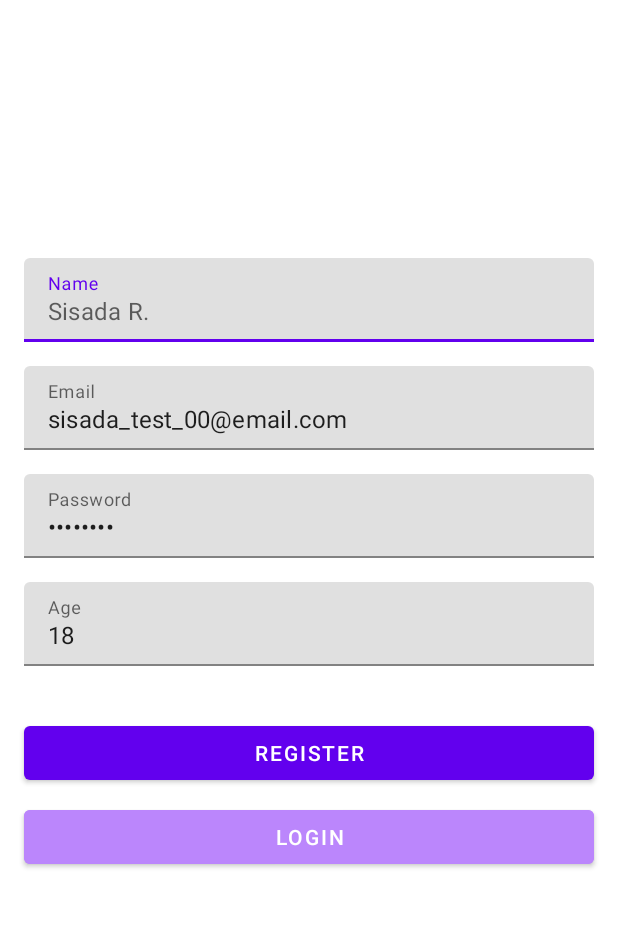
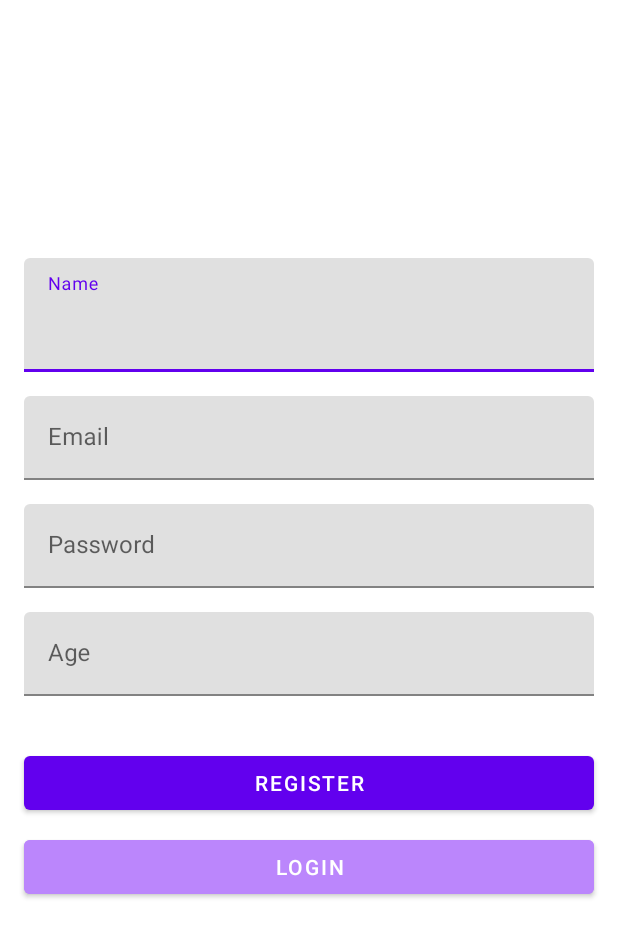
Before and after one commit to SisadaR/NeverSitUp_Todo, an Android app: the RegisterActivity screen opened directly, with no data from a screen before it, on a phone screen of 412 x 824 dp. Shown: the top 937 px of the screen. Run offline under Robolectric (Android 15) with nearby library versions, the phone set to English and light mode, and no system bars.

Commit message:
remove pre-input value in login and register UI

```diff
--- a/app/src/main/res/layout/activity_register.xml
+++ b/app/src/main/res/layout/activity_register.xml
@@ -50,10 +50,8 @@
         <com.google.android.material.textfield.TextInputEditText
             android:id="@+id/tin_name_value"
             android:layout_width="match_parent"
-            android:layout_height="wrap_content"
-            android:hint="Sisada R."
-            android:inputType="textPersonName"
-            tools:text="Sisada R" />
+            android:layout_height="76dp"
+            android:inputType="textPersonName" />
 
     </com.google.android.material.textfield.TextInputLayout>
 
@@ -75,9 +73,7 @@
             android:id="@+id/tin_email_value"
             android:layout_width="match_parent"
             android:layout_height="wrap_content"
-            android:hint="John@email.com"
-            android:inputType="textWebEmailAddress"
-            android:text="sisada_test_00@email.com" />
+            android:inputType="textWebEmailAddress" />
 
     </com.google.android.material.textfield.TextInputLayout>
 
@@ -98,8 +94,7 @@
             android:layout_width="match_parent"
             android:layout_height="wrap_content"
 
-            android:inputType="textWebPassword"
-            android:text="12345678" />
+            android:inputType="textWebPassword" />
 
     </com.google.android.material.textfield.TextInputLayout>
 
@@ -120,8 +115,7 @@
             android:layout_width="match_parent"
             android:layout_height="wrap_content"
 
-            android:inputType="numberDecimal"
-            android:text="18" />
+            android:inputType="numberDecimal" />
 
     </com.google.android.material.textfield.TextInputLayout>
 
```
Also changed, not shown: app/src/main/res/layout/activity_login.xml (+2 -6 lines).
